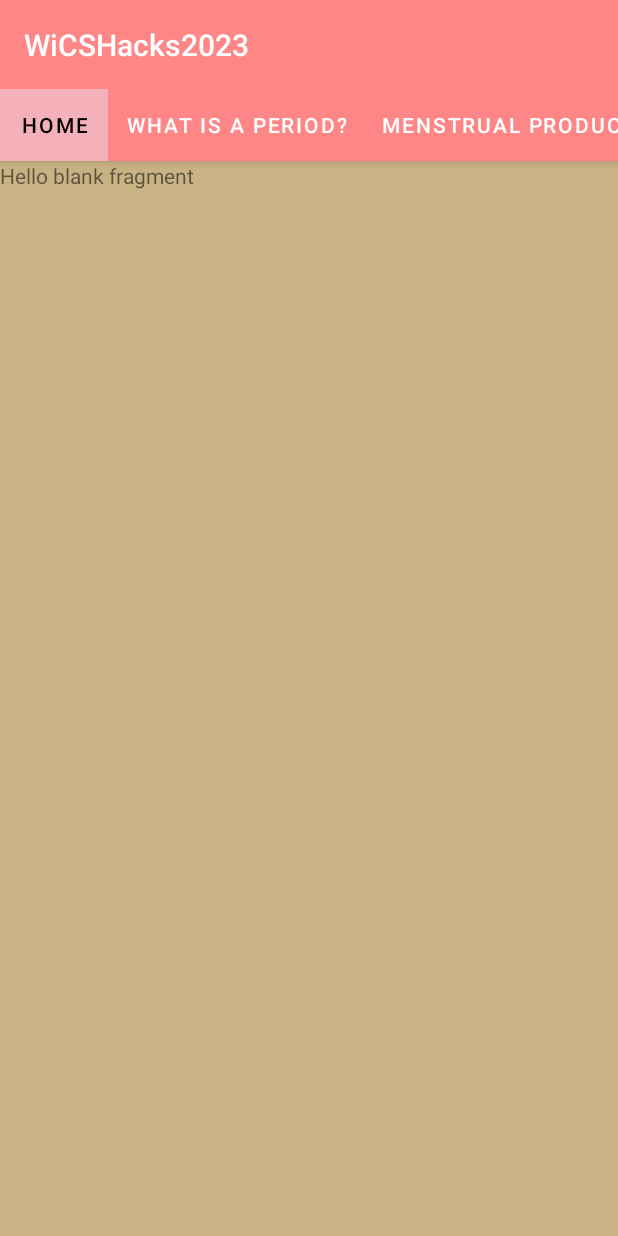
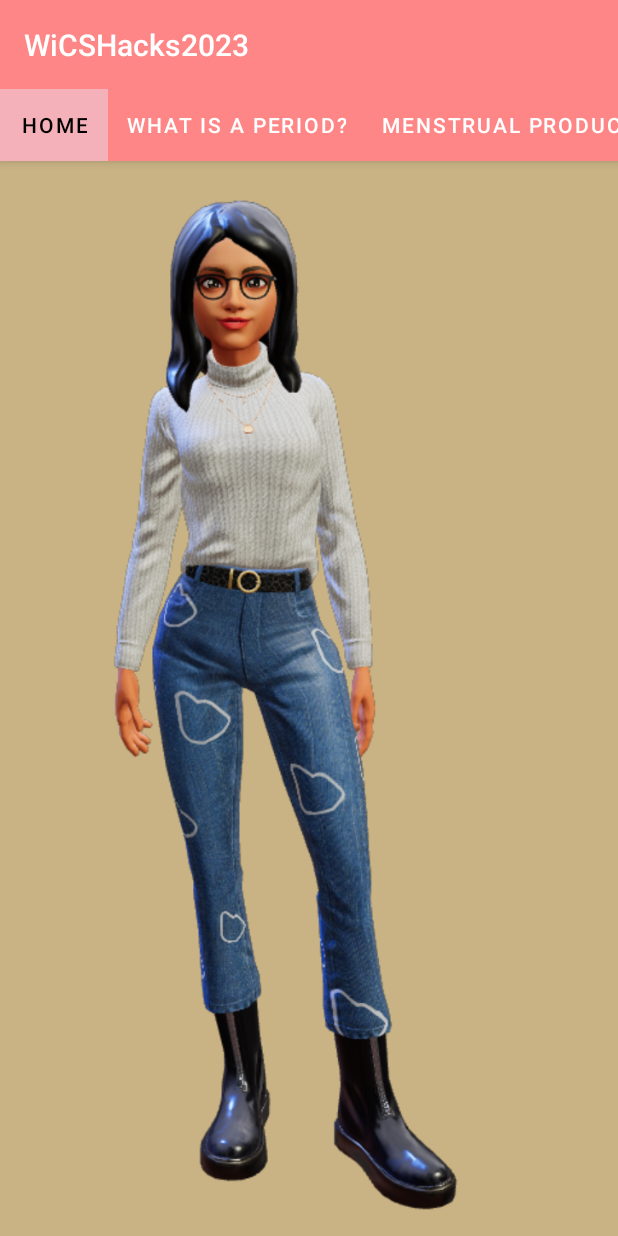
Before and after one commit to sakura-lxver/WiCSHacks2023, an Android app: the screen it shows after launch (MainActivity), on a phone screen of 412 x 824 dp. Run offline under Robolectric (Android 15) with nearby library versions, the phone set to English and light mode, and no system bars; 1 statement that could not run was skipped.

Commit message:
added avatar

```diff
--- a/app/src/main/res/layout/fragment_home.xml
+++ b/app/src/main/res/layout/fragment_home.xml
@@ -1,15 +1,18 @@
 <?xml version="1.0" encoding="utf-8"?>
 <FrameLayout xmlns:android="http://schemas.android.com/apk/res/android"
+    xmlns:app="http://schemas.android.com/apk/res-auto"
     xmlns:tools="http://schemas.android.com/tools"
     android:layout_width="match_parent"
     android:layout_height="match_parent"
     android:background="@color/backgroundcolor"
     tools:context=".ui.main.Home">
 
-    <!-- TODO: Update blank fragment layout -->
-    <TextView
-        android:layout_width="match_parent"
-        android:layout_height="match_parent"
-        android:text="@string/hello_blank_fragment" />
+
+    <ImageView
+        android:id="@+id/imageView2"
+        android:layout_width="wrap_content"
+        android:layout_height="wrap_content"
+        android:src="@drawable/readyplayerme_avatar" />
+
 
 </FrameLayout>
```
Also changed, not shown: app/src/main/res/drawable/readyplayerme_avatar.png (added).
